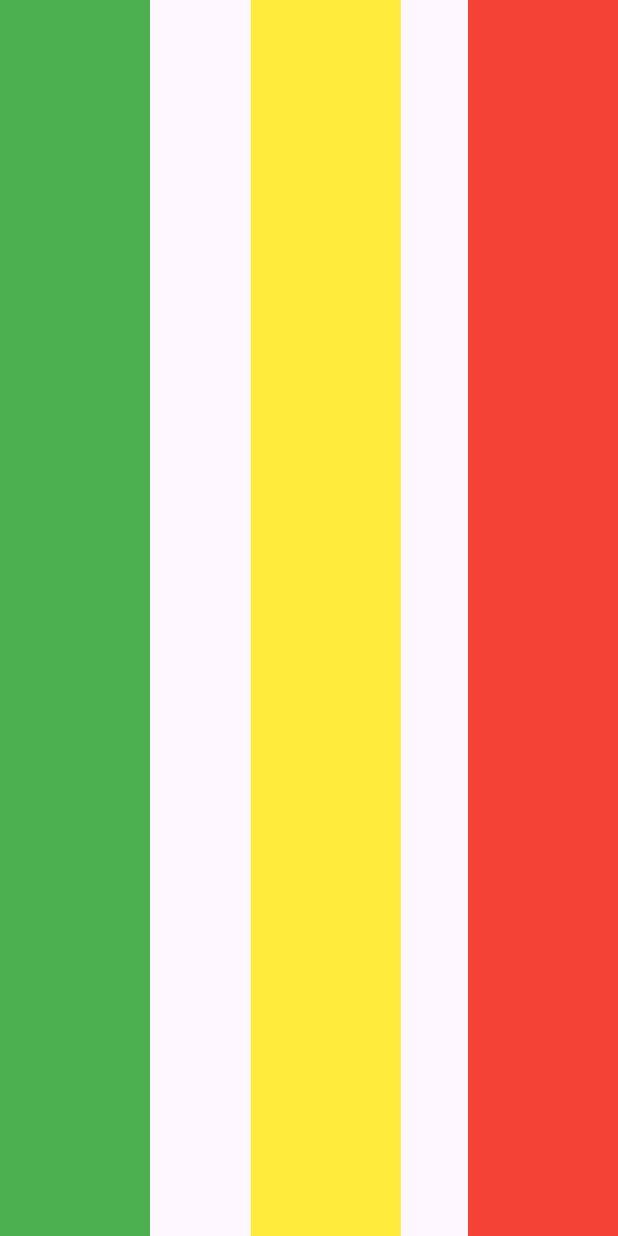
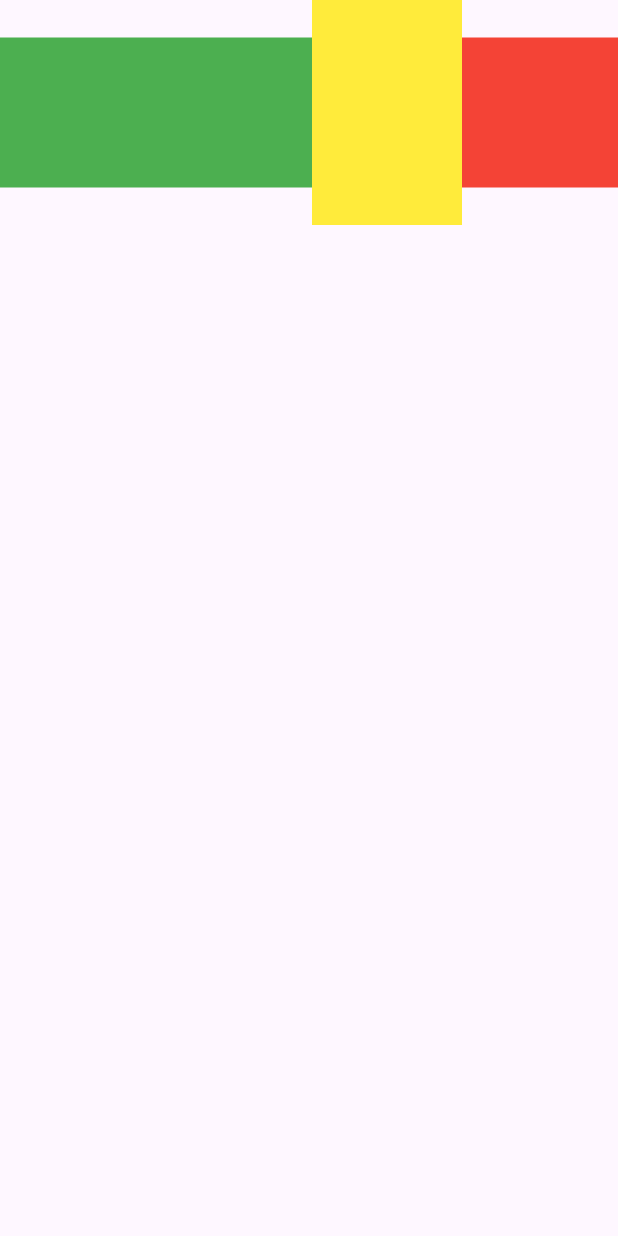
Before and after one commit to NurulhudaAi/flutter_innit, a Flutter app: the screen it shows after launch, on a phone screen of 412 x 824 dp. Run offline on Flutter 3.47's test engine with Material 3 defaults, Android fonts, the phone set to English and light mode, and no system bars.

Commit message:
add row demo

```diff
--- a/lib/week05/multi_child_demo.dart
+++ b/lib/week05/multi_child_demo.dart
@@ -14,13 +14,16 @@ class _MultiChildDemoState extends State<MultiChildDemo> {
       body: SafeArea(
         child: Row(
           mainAxisAlignment: MainAxisAlignment.spaceBetween,
-          crossAxisAlignment: CrossAxisAlignment.stretch,
+          crossAxisAlignment: CrossAxisAlignment.center,
           children: [
-            Container(color: Colors.green, width: 100, height: 100),
-            Spacer(flex: 3),
+            Expanded(
+              flex: 2,
+              child: Container(color: Colors.green, width: 100, height: 100),
+            ),
             Container(color: Colors.yellow, width: 100, height: 150),
-            Spacer(flex: 2),
-            Container(color: Colors.red, width: 100, height: 100),
+            Expanded(
+              child: Container(color: Colors.red, width: 100, height: 100),
+            ),
           ],
         ),
       ),
```
